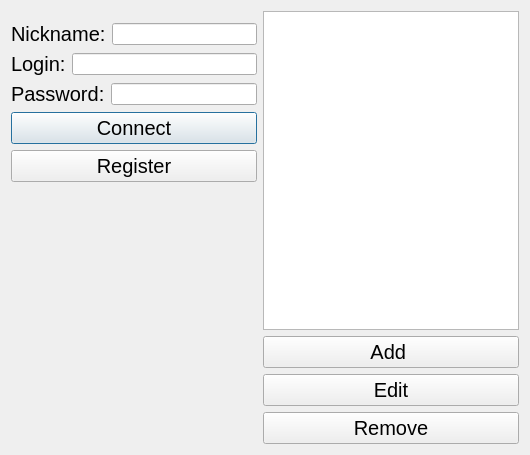
szsoppa/IRCclient, file login.ui: the form before one commit.
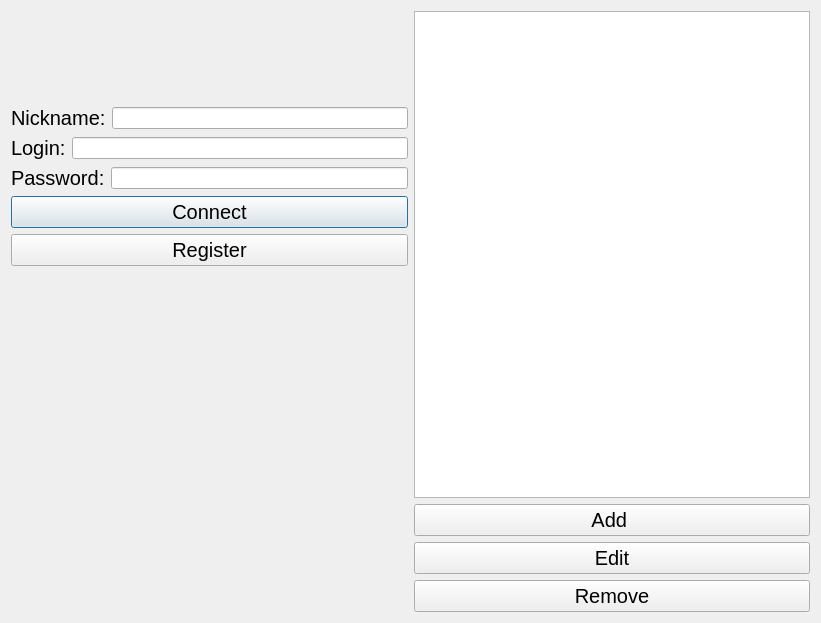
The form after the commit.

The edit to the form file:
```diff
--- a/login.ui
+++ b/login.ui
@@ -6,8 +6,8 @@
    <rect>
     <x>0</x>
     <y>0</y>
-    <width>530</width>
-    <height>455</height>
+    <width>821</width>
+    <height>623</height>
    </rect>
   </property>
   <property name="windowTitle">
```
Left out of the diff: 15 changed lines with no effect on the pictures.
